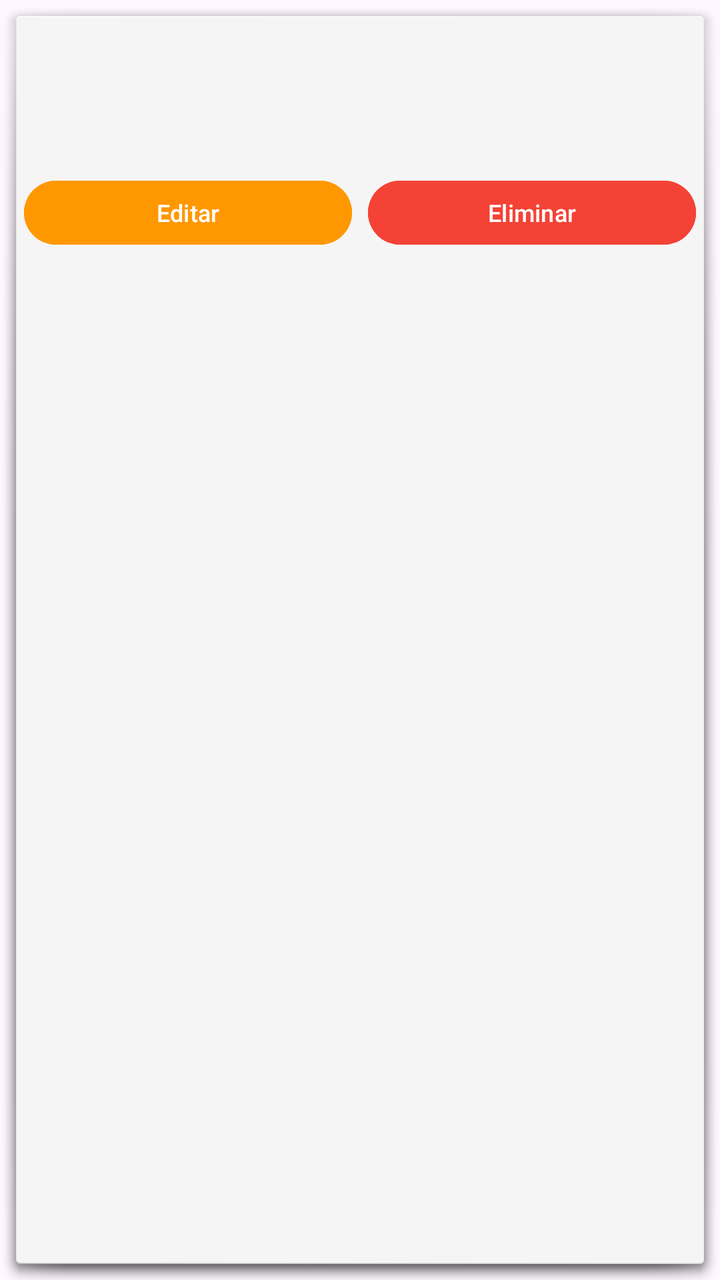
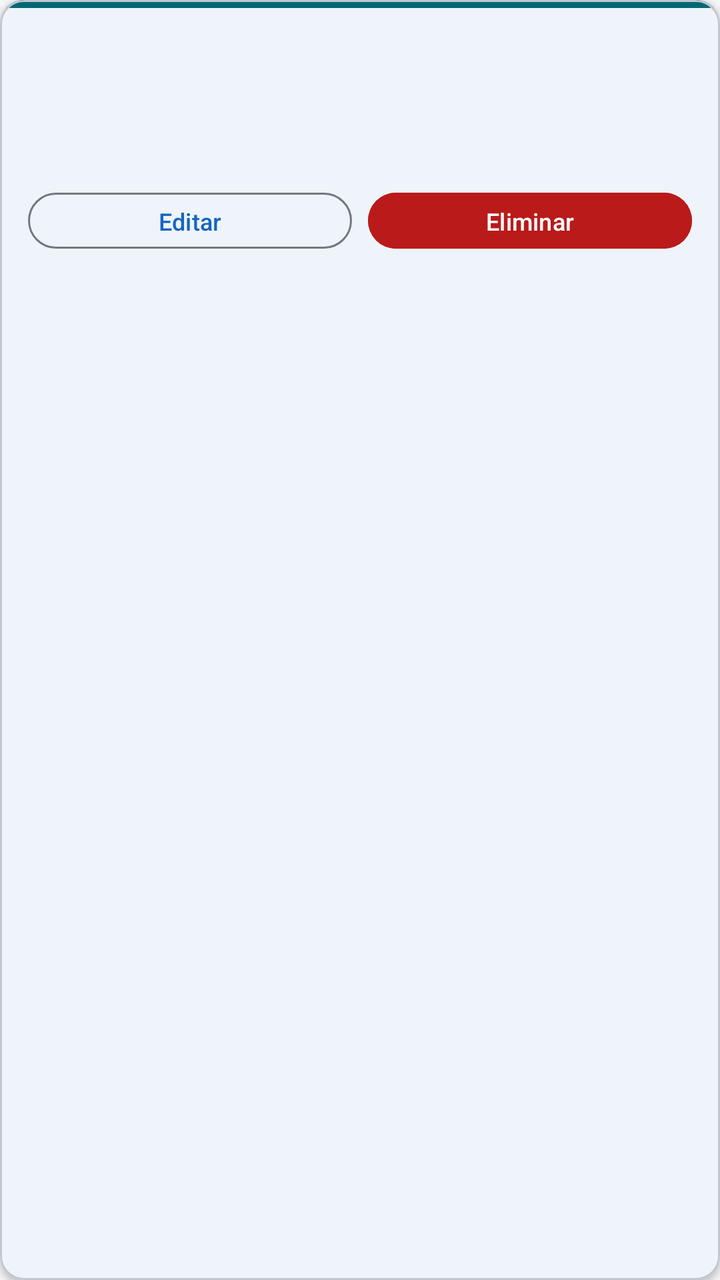

Compare the two renders of this Android layout. The source of the first and the diff that turns it into the second are given below.
<!-- AndroidManifest.xml: application theme Theme.RodamientosYFierros -->
<!-- res/layout/item_producto.xml -->
<?xml version="1.0" encoding="utf-8"?>
<LinearLayout xmlns:android="http://schemas.android.com/apk/res/android"
    android:layout_width="match_parent"
    android:layout_height="wrap_content"
    android:orientation="vertical"
    android:padding="12dp"
    android:background="@android:drawable/dialog_holo_light_frame"
    android:layout_marginBottom="8dp">

    <TextView
        android:id="@+id/tv_producto_nombre"
        android:layout_width="match_parent"
        android:layout_height="wrap_content"
        android:textSize="16sp"
        android:textStyle="bold"
        android:textColor="#4CAF50"
        android:layout_marginBottom="2dp" />

    <TextView
        android:id="@+id/tv_producto_fabricante"
        android:layout_width="match_parent"
        android:layout_height="wrap_content"
        android:textSize="13sp"
        android:textColor="#888888"
        android:layout_marginBottom="2dp" />

    <TextView
        android:id="@+id/tv_producto_valor"
        android:layout_width="match_parent"
        android:layout_height="wrap_content"
        android:textSize="14sp"
        android:textColor="#666666"
        android:layout_marginBottom="12dp" />

    <LinearLayout
        android:layout_width="match_parent"
        android:layout_height="wrap_content"
        android:orientation="horizontal">

        <Button
            android:id="@+id/btn_editar"
            android:layout_width="0dp"
            android:layout_height="40dp"
            android:layout_weight="1"
            android:text="Editar"
            android:textSize="12sp"
            android:layout_marginEnd="8dp"
            android:backgroundTint="#FF9800" />

        <Button
            android:id="@+id/btn_eliminar"
            android:layout_width="0dp"
            android:layout_height="40dp"
            android:layout_weight="1"
            android:text="Eliminar"
            android:textSize="12sp"
            android:backgroundTint="#F44336" />

    </LinearLayout>

</LinearLayout>
<!-- resources referenced by this layout -->
<resources>
  <style name="Theme.RodamientosYFierros" parent="Base.Theme.RodamientosYFierros" />
  <style name="Base.Theme.RodamientosYFierros" parent="Theme.Material3.DayNight.NoActionBar">
          
          
      </style>
</resources>

<!-- the commit's change to res/layout/item_producto.xml (unified diff, before → after) -->
@@ -1,61 +1,80 @@
 <?xml version="1.0" encoding="utf-8"?>
-<LinearLayout xmlns:android="http://schemas.android.com/apk/res/android"
+<com.google.android.material.card.MaterialCardView
+    xmlns:android="http://schemas.android.com/apk/res/android"
+    xmlns:app="http://schemas.android.com/apk/res-auto"
     android:layout_width="match_parent"
     android:layout_height="wrap_content"
-    android:orientation="vertical"
-    android:padding="12dp"
-    android:background="@android:drawable/dialog_holo_light_frame"
-    android:layout_marginBottom="8dp">
-
-    <TextView
-        android:id="@+id/tv_producto_nombre"
-        android:layout_width="match_parent"
-        android:layout_height="wrap_content"
-        android:textSize="16sp"
-        android:textStyle="bold"
-        android:textColor="#4CAF50"
-        android:layout_marginBottom="2dp" />
-
-    <TextView
-        android:id="@+id/tv_producto_fabricante"
-        android:layout_width="match_parent"
-        android:layout_height="wrap_content"
-        android:textSize="13sp"
-        android:textColor="#888888"
-        android:layout_marginBottom="2dp" />
-
-    <TextView
-        android:id="@+id/tv_producto_valor"
-        android:layout_width="match_parent"
-        android:layout_height="wrap_content"
-        android:textSize="14sp"
-        android:textColor="#666666"
-        android:layout_marginBottom="12dp" />
+    android:layout_marginBottom="8dp"
+    app:cardCornerRadius="12dp"
+    app:cardElevation="2dp"
+    app:cardBackgroundColor="@color/surface">
 
     <LinearLayout
         android:layout_width="match_parent"
         android:layout_height="wrap_content"
-        android:orientation="horizontal">
+        android:orientation="vertical">
 
-        <Button
-            android:id="@+id/btn_editar"
-            android:layout_width="0dp"
-            android:layout_height="40dp"
-            android:layout_weight="1"
-            android:text="Editar"
-            android:textSize="12sp"
-            android:layout_marginEnd="8dp"
-            android:backgroundTint="#FF9800" />
+        <View
+            android:layout_width="match_parent"
+            android:layout_height="4dp"
+            android:background="@color/color_productos" />
 
-        <Button
-            android:id="@+id/btn_eliminar"
-            android:layout_width="0dp"
-            android:layout_height="40dp"
-            android:layout_weight="1"
-            android:text="Eliminar"
-            android:textSize="12sp"
-            android:backgroundTint="#F44336" />
+        <LinearLayout
+            android:layout_width="match_parent"
+            android:layout_height="wrap_content"
+            android:orientation="vertical"
+            android:padding="14dp">
 
+            <TextView
+                android:id="@+id/tv_producto_nombre"
+                android:layout_width="match_parent"
+                android:layout_height="wrap_content"
+                android:textSize="16sp"
+                android:textStyle="bold"
+                android:textColor="@color/color_productos"
+                android:layout_marginBottom="2dp" />
+
+            <TextView
+                android:id="@+id/tv_producto_fabricante"
+                android:layout_width="match_parent"
+                android:layout_height="wrap_content"
+                android:textSize="13sp"
+                android:textColor="@color/on_surface_variant"
+                android:layout_marginBottom="2dp" />
+
+            <TextView
+                android:id="@+id/tv_producto_valor"
+                android:layout_width="match_parent"
+                android:layout_height="wrap_content"
+                android:textSize="14sp"
+                android:textStyle="bold"
+                android:textColor="@color/on_surface"
+                android:layout_marginBottom="12dp" />
+
+            <LinearLayout
+                android:layout_width="match_parent"
+                android:layout_height="wrap_content"
+                android:orientation="horizontal">
+
+                <Button
+                    android:id="@+id/btn_editar"
+                    style="@style/Widget.Material3.Button.OutlinedButton"
+                    android:layout_width="0dp"
+                    android:layout_height="36dp"
+                    android:layout_weight="1"
+                    android:text="Editar"
+                    android:textSize="12sp"
+                    android:layout_marginEnd="8dp" />
+
+                <Button
+                    android:id="@+id/btn_eliminar"
+                    android:layout_width="0dp"
+                    android:layout_height="36dp"
+                    android:layout_weight="1"
+                    android:text="Eliminar"
+                    android:textSize="12sp"
+                    android:backgroundTint="@color/error" />
+            </LinearLayout>
+        </LinearLayout>
     </LinearLayout>
-
-</LinearLayout>
+</com.google.android.material.card.MaterialCardView>
<!-- resource entries referenced after the edit -->
@@ -1,9 +1,56 @@
 <!-- resources referenced by this layout -->
 <resources>
+  <color name="color_productos">#006874</color>
+  <color name="error">#BA1A1A</color>
+  <color name="on_surface">#1C1B1F</color>
+  <color name="on_surface_variant">#44464F</color>
+  <color name="surface">#FFFFFF</color>
   <style name="Theme.RodamientosYFierros" parent="Base.Theme.RodamientosYFierros" />
   <style name="Base.Theme.RodamientosYFierros" parent="Theme.Material3.DayNight.NoActionBar">
-          
-          
+          <item name="colorPrimary">@color/primary</item>
+          <item name="colorOnPrimary">@color/on_primary</item>
+          <item name="colorPrimaryContainer">@color/primary_container</item>
+          <item name="colorOnPrimaryContainer">@color/on_primary_container</item>
+          <item name="colorSecondary">@color/secondary</item>
+          <item name="colorOnSecondary">@color/on_secondary</item>
+          <item name="colorSecondaryContainer">@color/secondary_container</item>
+          <item name="colorOnSecondaryContainer">@color/on_secondary_container</item>
+          <item name="colorTertiary">@color/tertiary</item>
+          <item name="colorOnTertiary">@color/on_tertiary</item>
+          <item name="colorTertiaryContainer">@color/tertiary_container</item>
+          <item name="colorOnTertiaryContainer">@color/on_tertiary_container</item>
+          <item name="colorError">@color/error</item>
+          <item name="colorOnError">@color/on_error</item>
+          <item name="colorErrorContainer">@color/error_container</item>
+          <item name="colorOnErrorContainer">@color/on_error_container</item>
+          <item name="android:colorBackground">@color/background</item>
+          <item name="colorOnBackground">@color/on_background</item>
+          <item name="colorSurface">@color/surface</item>
+          <item name="colorOnSurface">@color/on_surface</item>
+          <item name="colorSurfaceVariant">@color/surface_variant</item>
+          <item name="colorOnSurfaceVariant">@color/on_surface_variant</item>
+          <item name="colorOutline">@color/outline</item>
+          <item name="colorOutlineVariant">@color/outline_variant</item>
       </style>
+  <color name="primary">#1565C0</color>
+  <color name="on_primary">#FFFFFF</color>
+  <color name="primary_container">#D6E4FF</color>
+  <color name="on_primary_container">#001A41</color>
+  <color name="secondary">#E65100</color>
+  <color name="on_secondary">#FFFFFF</color>
+  <color name="secondary_container">#FFDBCC</color>
+  <color name="on_secondary_container">#3A1000</color>
+  <color name="tertiary">#2E7D32</color>
+  <color name="on_tertiary">#FFFFFF</color>
+  <color name="tertiary_container">#B9F0B8</color>
+  <color name="on_tertiary_container">#002106</color>
+  <color name="on_error">#FFFFFF</color>
+  <color name="error_container">#FFDAD6</color>
+  <color name="on_error_container">#410002</color>
+  <color name="background">#F4F6F8</color>
+  <color name="on_background">#1C1B1F</color>
+  <color name="surface_variant">#E1E2EC</color>
+  <color name="outline">#74777F</color>
+  <color name="outline_variant">#C4C6D0</color>
 </resources>
 
